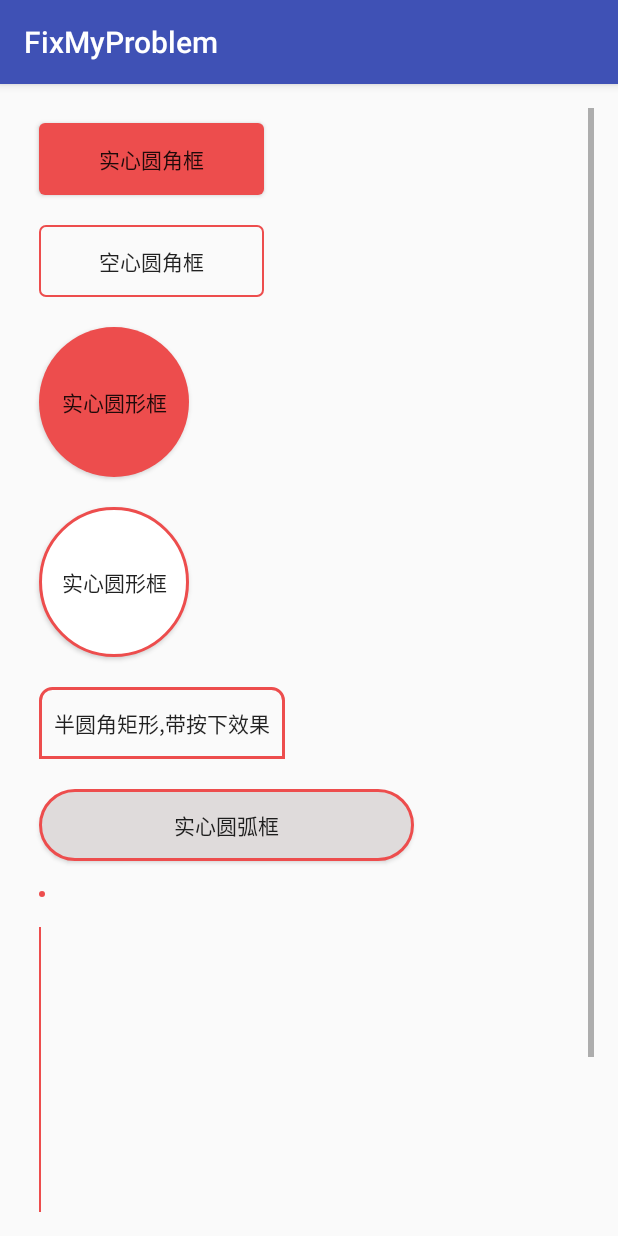
After one commit to LeeeYou/FixMyProblem, an Android app: the Problem04_ShapeSourceActivity screen opened directly, with no data from a screen before it, on a phone screen of 412 x 824 dp. The commit adds this screen. Run offline under Robolectric (Android 15) with nearby library versions, the phone set to English and light mode, and no system bars.

Commit message:
shape资源整理
 * 实心圆角框
 * 空心圆角框
 *
 * 实心圆形图
 * 空心圆形图
 *
 * 点
 *
 * 水平线
 * 垂直线
 *
 * 带按下效果的圆角框

```diff
--- a/app/src/main/AndroidManifest.xml
+++ b/app/src/main/AndroidManifest.xml
@@ -21,6 +21,8 @@
         <activity android:name=".Problem01_ImageActivity" />
         <activity android:name=".Problem02_GlideActivity" />
         <activity android:name=".Problem03_SlidingConflictActivity" />
+        <activity android:name=".Problem04_ShapeSourceActivity" />
+
     </application>
 
 </manifest>
--- a/app/src/main/java/com/example/leeeyou/fixmyproblem/MainActivity.java
+++ b/app/src/main/java/com/example/leeeyou/fixmyproblem/MainActivity.java
@@ -38,6 +38,14 @@ public class MainActivity extends AppCompatActivity {
             }
         });
 
+        Button btn_problem_04 = (Button) findViewById(R.id.btn_problem_04);
+        btn_problem_04.setOnClickListener(new View.OnClickListener() {
+            @Override
+            public void onClick(View v) {
+                startActivity(new Intent(MainActivity.this, Problem04_ShapeSourceActivity.class));
+            }
+        });
+
 
     }
 
--- a/app/src/main/java/com/example/leeeyou/fixmyproblem/Problem03_SlidingConflictActivity.java
+++ b/app/src/main/java/com/example/leeeyou/fixmyproblem/Problem03_SlidingConflictActivity.java
@@ -22,11 +22,11 @@ public class Problem03_SlidingConflictActivity extends AppCompatActivity {
 
         FragmentPagerItemAdapter adapter = new FragmentPagerItemAdapter(
                 getSupportFragmentManager(), FragmentPagerItems.with(this)
-                .add("titleA", PageFragment.class)
-                .add("titleB", PageFragment.class)
-                .add("titleC", PageFragment.class)
-                .add("titleD", PageFragment.class)
-                .add("titleE", PageSlidingConflictFragment.class)
+                .add("title_A", PageFragment.class)
+                .add("title_B", PageFragment.class)
+                .add("title_C", PageFragment.class)
+                .add("title_D", PageFragment.class)
+                .add("title_E", PageSlidingConflictFragment.class)
                 .create());
 
         ViewPager viewPager = (ViewPager) findViewById(R.id.pager);
--- /dev/null
+++ b/app/src/main/java/com/example/leeeyou/fixmyproblem/Problem04_ShapeSourceActivity.java
@@ -0,0 +1,31 @@
+package com.example.leeeyou.fixmyproblem;
+
+import android.os.Bundle;
+import android.support.v7.app.AppCompatActivity;
+
+/**
+ * shape 资源整理
+ * <p>
+ * 实心圆角框
+ * 空心圆角框
+ *
+ * 实心圆形图
+ * 空心圆形图
+ *
+ * 点
+ *
+ * 水平线
+ * 垂直线
+ *
+ * 带按下效果的圆角框
+ *
+ */
+public class Problem04_ShapeSourceActivity extends AppCompatActivity {
+
+    @Override
+    protected void onCreate(Bundle savedInstanceState) {
+        super.onCreate(savedInstanceState);
+        setContentView(R.layout.activity_shape_source);
+    }
+
+}
--- /dev/null
+++ b/app/src/main/res/drawable/selector_half_rect.xml
@@ -0,0 +1,8 @@
+<?xml version="1.0" encoding="utf-8"?>
+<selector xmlns:android="http://schemas.android.com/apk/res/android">
+
+    <item android:drawable="@drawable/shape_half_rect_stroke_press" android:state_pressed="true" />
+    <item android:drawable="@drawable/shape_half_rect_stroke" />
+
+
+</selector>
--- /dev/null
+++ b/app/src/main/res/drawable/shape_arc_stroke.xml
@@ -0,0 +1,17 @@
+<?xml version="1.0" encoding="utf-8"?>
+<shape xmlns:android="http://schemas.android.com/apk/res/android"
+    android:shape="rectangle">
+
+    <solid android:color="@color/gray_dfdbdb" />
+
+    <stroke
+        android:width="2dp"
+        android:color="@color/txt_ed4d4d" />
+
+    <corners
+        android:bottomLeftRadius="40dp"
+        android:bottomRightRadius="40dp"
+        android:topLeftRadius="40dp"
+        android:topRightRadius="40dp" />
+
+</shape>
--- /dev/null
+++ b/app/src/main/res/drawable/shape_circle_solid.xml
@@ -0,0 +1,17 @@
+<?xml version="1.0" encoding="utf-8"?>
+<shape xmlns:android="http://schemas.android.com/apk/res/android"
+    android:shape="oval">
+
+    <solid android:color="@color/txt_ed4d4d" />
+
+    <size
+        android:width="4dp"
+        android:height="4dp" />
+
+    <padding
+        android:bottom="4dp"
+        android:left="4dp"
+        android:right="4dp"
+        android:top="4dp" />
+
+</shape>
--- /dev/null
+++ b/app/src/main/res/drawable/shape_circle_stroke.xml
@@ -0,0 +1,21 @@
+<?xml version="1.0" encoding="utf-8"?>
+<shape xmlns:android="http://schemas.android.com/apk/res/android"
+    android:shape="oval">
+
+    <solid android:color="@color/white" />
+
+    <stroke
+        android:width="2dp"
+        android:color="@color/txt_ed4d4d" />
+
+    <size
+        android:width="4dp"
+        android:height="4dp" />
+
+    <padding
+        android:bottom="4dp"
+        android:left="4dp"
+        android:right="4dp"
+        android:top="4dp" />
+
+</shape>
--- /dev/null
+++ b/app/src/main/res/drawable/shape_corners_solid.xml
@@ -0,0 +1,8 @@
+<?xml version="1.0" encoding="utf-8"?>
+<shape xmlns:android="http://schemas.android.com/apk/res/android">
+
+    <solid android:color="@color/txt_ed4d4d" />
+
+    <corners android:radius="4dp" />
+
+</shape>
--- /dev/null
+++ b/app/src/main/res/drawable/shape_corners_stroke.xml
@@ -0,0 +1,10 @@
+<?xml version="1.0" encoding="utf-8"?>
+<shape xmlns:android="http://schemas.android.com/apk/res/android">
+
+    <corners android:radius="4dp" />
+
+    <stroke
+        android:width="1dp"
+        android:color="@color/txt_ed4d4d" />
+
+</shape>
--- /dev/null
+++ b/app/src/main/res/drawable/shape_dot_solid.xml
@@ -0,0 +1,11 @@
+<?xml version="1.0" encoding="utf-8"?>
+<shape xmlns:android="http://schemas.android.com/apk/res/android"
+    android:shape="oval">
+
+    <solid android:color="@color/txt_ed4d4d" />
+
+    <size
+        android:width="1px"
+        android:height="1px" />
+
+</shape>
--- /dev/null
+++ b/app/src/main/res/drawable/shape_half_rect_stroke.xml
@@ -0,0 +1,15 @@
+<?xml version="1.0" encoding="utf-8"?>
+<shape xmlns:android="http://schemas.android.com/apk/res/android"
+    android:shape="rectangle">
+
+    <stroke
+        android:width="2dp"
+        android:color="@color/txt_ed4d4d" />
+
+    <corners
+        android:bottomLeftRadius="0dp"
+        android:bottomRightRadius="0dp"
+        android:topLeftRadius="8dp"
+        android:topRightRadius="8dp" />
+
+</shape>
--- /dev/null
+++ b/app/src/main/res/drawable/shape_half_rect_stroke_press.xml
@@ -0,0 +1,17 @@
+<?xml version="1.0" encoding="utf-8"?>
+<shape xmlns:android="http://schemas.android.com/apk/res/android"
+    android:shape="rectangle">
+
+    <solid android:color="@color/txt_blue" />
+
+    <stroke
+        android:width="2dp"
+        android:color="@color/txt_ed4d4d" />
+
+    <corners
+        android:bottomLeftRadius="0dp"
+        android:bottomRightRadius="0dp"
+        android:topLeftRadius="8dp"
+        android:topRightRadius="8dp" />
+
+</shape>
--- /dev/null
+++ b/app/src/main/res/drawable/shape_line_solid_horizontal.xml
@@ -0,0 +1,11 @@
+<?xml version="1.0" encoding="utf-8"?>
+<shape xmlns:android="http://schemas.android.com/apk/res/android"
+    android:shape="rectangle">
+
+    <solid android:color="@color/txt_ed4d4d" />
+
+    <size
+        android:width="1024dp"
+        android:height="1px" />
+
+</shape>
--- /dev/null
+++ b/app/src/main/res/drawable/shape_line_solid_vertical.xml
@@ -0,0 +1,11 @@
+<?xml version="1.0" encoding="utf-8"?>
+<shape xmlns:android="http://schemas.android.com/apk/res/android"
+    android:shape="rectangle">
+
+    <solid android:color="@color/txt_ed4d4d" />
+
+    <size
+        android:width="1px"
+        android:height="1024dp" />
+
+</shape>
--- a/app/src/main/res/layout/activity_main.xml
+++ b/app/src/main/res/layout/activity_main.xml
@@ -32,5 +32,12 @@
             android:layout_height="48dp"
             android:gravity="center"
             android:text="Problem03_Slideing_Conflict" />
+
+        <Button
+            android:id="@+id/btn_problem_04"
+            android:layout_width="wrap_content"
+            android:layout_height="48dp"
+            android:gravity="center"
+            android:text="Problem04_Shape_SOURCE" />
     </LinearLayout>
 </ScrollView>
--- /dev/null
+++ b/app/src/main/res/layout/activity_shape_source.xml
@@ -0,0 +1,77 @@
+<?xml version="1.0" encoding="utf-8"?>
+<ScrollView xmlns:android="http://schemas.android.com/apk/res/android"
+    android:layout_width="match_parent"
+    android:layout_height="match_parent"
+    android:paddingBottom="@dimen/activity_vertical_margin"
+    android:paddingLeft="@dimen/activity_horizontal_margin"
+    android:paddingRight="@dimen/activity_horizontal_margin"
+    android:paddingTop="@dimen/activity_vertical_margin">
+
+    <LinearLayout
+        android:layout_width="match_parent"
+        android:layout_height="wrap_content"
+        android:orientation="vertical">
+
+        <Button
+            android:layout_width="150dp"
+            android:layout_height="48dp"
+            android:layout_margin="10dp"
+            android:background="@drawable/shape_corners_solid"
+            android:gravity="center"
+            android:text="实心圆角框" />
+
+        <Button
+            android:layout_width="150dp"
+            android:layout_height="48dp"
+            android:layout_margin="10dp"
+            android:background="@drawable/shape_corners_stroke"
+            android:text="空心圆角框" />
+
+        <Button
+            android:layout_width="100dp"
+            android:layout_height="100dp"
+            android:layout_margin="10dp"
+            android:background="@drawable/shape_circle_solid"
+            android:text="实心圆形框" />
+
+        <Button
+            android:layout_width="100dp"
+            android:layout_height="100dp"
+            android:layout_margin="10dp"
+            android:background="@drawable/shape_circle_stroke"
+            android:text="实心圆形框" />
+
+        <Button
+            android:layout_width="wrap_content"
+            android:layout_height="48dp"
+            android:layout_margin="10dp"
+            android:background="@drawable/selector_half_rect"
+            android:padding="10dp"
+            android:text="半圆角矩形,带按下效果" />
+
+        <Button
+            android:layout_width="250dp"
+            android:layout_height="48dp"
+            android:layout_margin="10dp"
+            android:background="@drawable/shape_arc_stroke"
+            android:text="实心圆弧框" />
+
+        <ImageView
+            android:layout_width="4dp"
+            android:layout_height="4dp"
+            android:layout_margin="10dp"
+            android:background="@drawable/shape_dot_solid" />
+
+        <ImageView
+            android:layout_width="1dp"
+            android:layout_height="300dp"
+            android:layout_margin="10dp"
+            android:background="@drawable/shape_line_solid_vertical" />
+
+        <ImageView
+            android:layout_width="300dp"
+            android:layout_height="1dp"
+            android:layout_margin="10dp"
+            android:background="@drawable/shape_line_solid_horizontal" />
+    </LinearLayout>
+</ScrollView>
```
